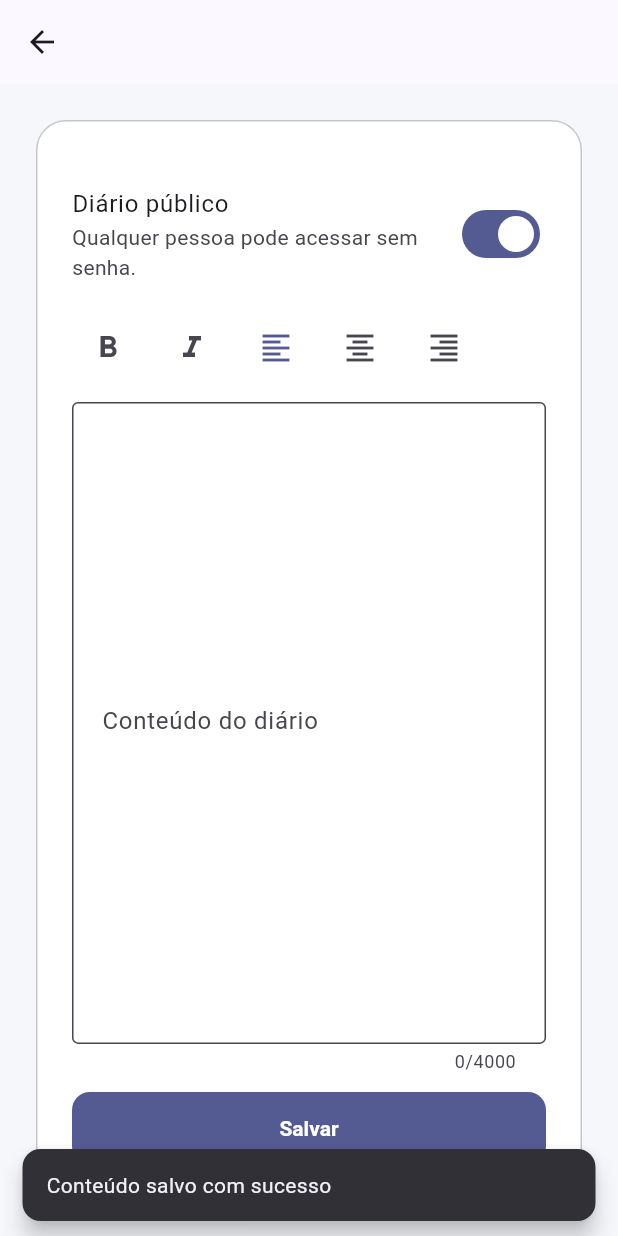
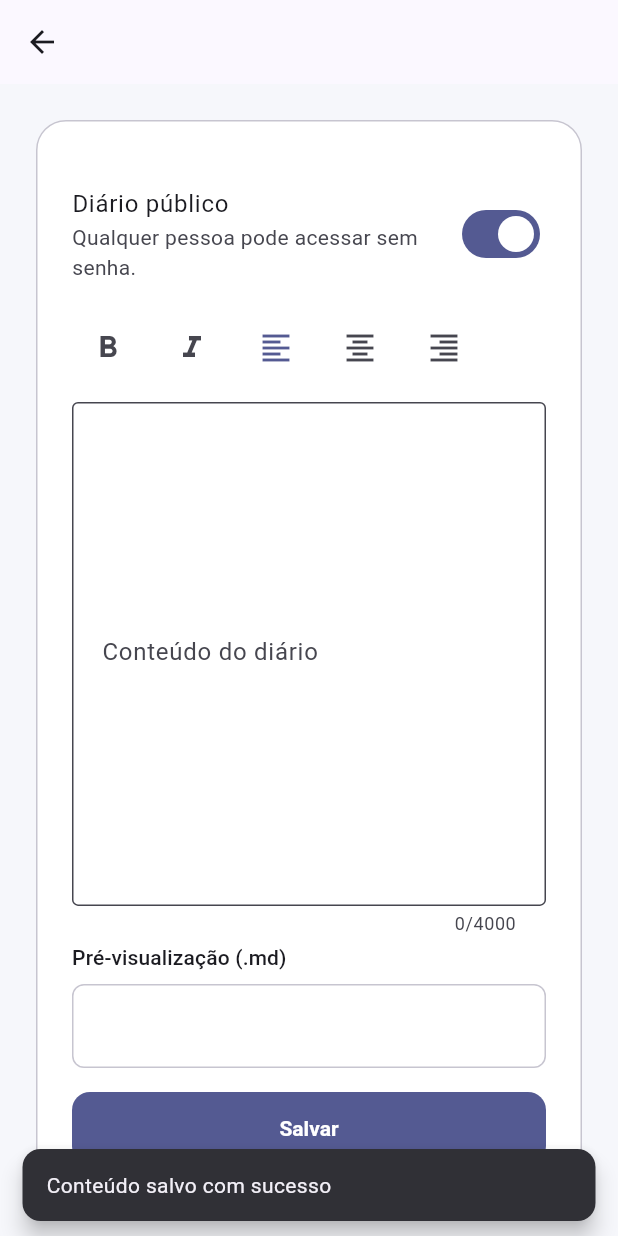
Before and after one commit to phferreira/my_diary, a Flutter app: the DiaryEditorPage screen opened directly with empty values, after a tap on "Diário público", after a tap on "Salvar", on a phone screen of 412 x 824 dp. Run offline on Flutter 3.47's test engine with Material 3 defaults, Android fonts, the phone set to English and light mode, and no system bars; our stand-ins replace package_info_plus, supabase_flutter; accounts and stored records are empty.

Commit message:
feat(editor): salvar conteúdo com formatação markdown

```diff
--- a/lib/core/constants/app_strings.dart
+++ b/lib/core/constants/app_strings.dart
@@ -44,4 +44,10 @@ class AppStrings {
   static const String hidePassword = 'Ocultar senha';
   static const String save = 'Salvar';
   static const String contentSaved = 'Conteúdo salvo com sucesso';
+  static const String markdownBoldTooltip = 'Negrito (.md)';
+  static const String markdownItalicTooltip = 'Itálico (.md)';
+  static const String alignLeftTooltip = 'Alinhar à esquerda';
+  static const String alignCenterTooltip = 'Centralizar';
+  static const String alignRightTooltip = 'Alinhar à direita';
+  static const String markdownPreviewLabel = 'Pré-visualização (.md)';
 }
--- a/lib/ui/pages/diary_editor_page.dart
+++ b/lib/ui/pages/diary_editor_page.dart
@@ -34,19 +34,29 @@ class _DiaryEditorPageState extends State<DiaryEditorPage> {
   void initState() {
     super.initState();
     _contentController = TextEditingController(text: widget.diary.content);
+    _contentController.addListener(_onContentChanged);
     _isPublic = widget.diary.isPublic;
+  }
+
+  void _onContentChanged() {
+    if (mounted) {
+      setState(() {});
+    }
   }
 
   @override
   void dispose() {
+    _contentController.removeListener(_onContentChanged);
     _contentController.dispose();
     super.dispose();
   }
 
   Future<void> _saveContent() async {
+    final markdownContent = _buildMarkdownContent();
+
     await widget.saveDiaryContentUseCase(
       diaryId: widget.diary.id,
-      content: _contentController.text,
+      content: markdownContent,
     );
 
     if (!mounted) {
@@ -56,6 +66,26 @@ class _DiaryEditorPageState extends State<DiaryEditorPage> {
     ScaffoldMessenger.of(context).showSnackBar(
       const SnackBar(content: Text(AppStrings.contentSaved)),
     );
+  }
+
+  String _buildMarkdownContent() {
+    final content = _contentController.text;
+    final alignTag = _markdownAlignTag(_textAlign);
+
+    if (alignTag == null || content.trim().isEmpty) {
+      return content;
+    }
+
+    return '<div align="$alignTag">\n\n$content\n\n</div>';
+  }
+
+  String? _markdownAlignTag(TextAlign align) {
+    return switch (align) {
+      TextAlign.left || TextAlign.start => 'left',
+      TextAlign.center => 'center',
+      TextAlign.right || TextAlign.end => 'right',
+      _ => null,
+    };
   }
 
   Future<void> _updateVisibility(bool isPublic) async {
@@ -325,17 +355,17 @@ class _DiaryEditorPageState extends State<DiaryEditorPage> {
                   runSpacing: 8,
                   children: <Widget>[
                     IconButton(
-                      tooltip: 'Negrito (.md)',
+                      tooltip: AppStrings.markdownBoldTooltip,
                       onPressed: () => _applyMarkdownMarker('**'),
                       icon: const Icon(Icons.format_bold),
                     ),
                     IconButton(
-                      tooltip: 'Itálico (.md)',
+                      tooltip: AppStrings.markdownItalicTooltip,
                       onPressed: () => _applyMarkdownMarker('*'),
                       icon: const Icon(Icons.format_italic),
                     ),
                     IconButton(
-                      tooltip: 'Alinhar à esquerda',
+                      tooltip: AppStrings.alignLeftTooltip,
                       onPressed: () =>
                           setState(() => _textAlign = TextAlign.left),
                       icon: Icon(
@@ -346,7 +376,7 @@ class _DiaryEditorPageState extends State<DiaryEditorPage> {
                       ),
                     ),
                     IconButton(
-                      tooltip: 'Centralizar',
+                      tooltip: AppStrings.alignCenterTooltip,
                       onPressed: () =>
                           setState(() => _textAlign = TextAlign.center),
                       icon: Icon(
@@ -357,7 +387,7 @@ class _DiaryEditorPageState extends State<DiaryEditorPage> {
                       ),
                     ),
                     IconButton(
-                      tooltip: 'Alinhar à direita',
+                      tooltip: AppStrings.alignRightTooltip,
                       onPressed: () =>
                           setState(() => _textAlign = TextAlign.right),
                       icon: Icon(
@@ -393,6 +423,30 @@ class _DiaryEditorPageState extends State<DiaryEditorPage> {
                     ),
                   ),
                 ),
+                const SizedBox(height: 8),
+                Text(
+                  AppStrings.markdownPreviewLabel,
+                  style: Theme.of(context).textTheme.labelLarge,
+                ),
+                const SizedBox(height: 8),
+                Container(
+                  constraints: const BoxConstraints(minHeight: 56),
+                  padding: const EdgeInsets.all(12),
+                  decoration: BoxDecoration(
+                    border: Border.all(
+                      color: Theme.of(context).colorScheme.outlineVariant,
+                    ),
+                    borderRadius: BorderRadius.circular(8),
+                  ),
+                  child: Text(
+                    _contentController.text,
+                    textAlign: _textAlign,
+                    style: TextStyle(
+                      fontSize: isCompact ? 14 : 16,
+                      height: 1.4,
+                    ),
+                  ),
+                ),
                 const SizedBox(height: 16),
                 Align(
                   alignment: Alignment.centerRight,
```
